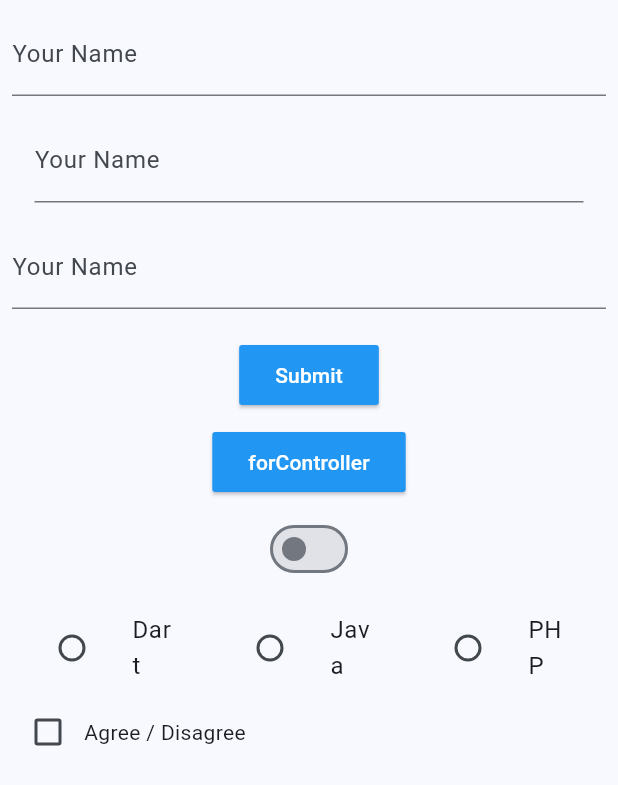
After one commit to IntegerMaxx/belajar-flutter, a Flutter app: the TestInputWidget screen opened directly, on a phone screen of 412 x 824 dp. The commit adds this screen. Shown: the top 785 px of the screen. Run offline on Flutter 3.47's test engine with Material 3 defaults, Android fonts, the phone set to English and light mode, and no system bars.

Commit message:
belajar inputWidget['TextField','Switch','ListTile:Radio','ListTile:Checkbox']

```diff
--- a/lib/dropDownButton.dart
+++ b/lib/dropDownButton.dart
@@ -1,8 +1,8 @@
 import 'package:flutter/material.dart';
 
-void main(List<String> args) {
-  runApp(const MyApp());
-}
+// void main(List<String> args) {
+//   runApp(const MyApp());
+// }
 
 class MyApp extends StatelessWidget {
   const MyApp({super.key});
--- /dev/null
+++ b/lib/inputWidget.dart
@@ -0,0 +1,235 @@
+import 'package:flutter/material.dart';
+
+void main(List<String> args) {
+  runApp(MyApp());
+}
+
+class MyApp extends StatelessWidget {
+  const MyApp({super.key});
+
+  @override
+  Widget build(BuildContext context) {
+    return MaterialApp(
+      title: 'Test Input Widget',
+      theme: ThemeData(
+        colorScheme: ColorScheme.fromSeed(seedColor: Colors.blue),
+        useMaterial3: true,
+      ),
+      home: TestInputWidget(),
+    );
+  }
+}
+
+class TestInputWidget extends StatefulWidget {
+  const TestInputWidget({super.key});
+
+  @override
+  State<TestInputWidget> createState() => _TestInputWidgetState();
+}
+
+class _TestInputWidgetState extends State<TestInputWidget> {
+  String _name = '';
+  TextEditingController _controller = TextEditingController();
+  bool lightOn = false;
+  String? language;
+  bool agree = false;
+
+  @override
+  Widget build(BuildContext context) {
+    return Scaffold(
+      body: Padding(
+        padding: const EdgeInsets.all(8.0),
+        child: Column(
+          children: [
+            Container(
+              child: TextField(
+                onChanged: (String value) {
+                  setState(() {
+                    _name = value;
+                  });
+                },
+                decoration: const InputDecoration(
+                  hintText: 'Write your name here...',
+                  labelText: 'Your Name',
+                ),
+              ),
+            ),
+            Container(
+              margin: EdgeInsets.all(15.0),
+              child: TextField(
+                onSubmitted: (String value) {
+                  setState(() {
+                    _name = value;
+                  });
+                },
+                decoration: const InputDecoration(
+                  hintText: 'Write your name here...',
+                  labelText: 'Your Name',
+                ),
+              ),
+            ),
+            Container(
+              child: TextField(
+                controller: _controller,
+                decoration: const InputDecoration(
+                  hintText: 'Write your name here...',
+                  labelText: 'Your Name',
+                ),
+              ),
+            ),
+            SizedBox(height: 20),
+            ElevatedButton(
+              child: const Text('Submit'),
+              style: ElevatedButton.styleFrom(
+                  backgroundColor: Colors.blue,
+                  foregroundColor: Colors.white,
+                  shape: RoundedRectangleBorder(
+                    borderRadius: BorderRadius.all(Radius.circular(2)),
+                  )),
+              onPressed: () {
+                showDialog(
+                    context: context,
+                    builder: (context) {
+                      return AlertDialog(
+                        content: Text('Hello, $_name'),
+                      );
+                    });
+              },
+            ),
+            SizedBox(height: 10.0),
+            ElevatedButton(
+              child: const Text('forController'),
+              onPressed: () {
+                showDialog(
+                    context: context,
+                    builder: (context) {
+                      return AlertDialog(
+                        content: Text('Hello, ${_controller.text}'),
+                      );
+                    });
+              },
+              style: ElevatedButton.styleFrom(
+                  backgroundColor: Colors.blue,
+                  foregroundColor: Colors.white,
+                  shape: RoundedRectangleBorder(
+                    borderRadius: BorderRadius.all(Radius.circular(2)),
+                  )),
+            ),
+            SizedBox(height: 10),
+            Container(
+              child: Switch(
+                  value: lightOn,
+                  onChanged: (bool value) {
+                    setState(() {
+                      lightOn = value;
+                    });
+
+                    ScaffoldMessenger.of(context).showSnackBar(
+                      SnackBar(
+                        content: Text(lightOn ? 'Light On' : 'Light Off'),
+                        duration: Duration(seconds: 1),
+                      ),
+                    );
+                  }),
+            ),
+            SizedBox(height: 10),
+            Container(
+              alignment: Alignment.centerLeft,
+              width: double.infinity,
+              child: Row(
+                children: <Widget>[
+                  Expanded(
+                    child: ListTile(
+                      leading: Radio<String>(
+                          value: 'Dart',
+                          groupValue: language,
+                          onChanged: (String? value) {
+                            setState(() {
+                              language = value;
+                              showSnackBar();
+                            });
+                          }),
+                      title: Text('Dart'),
+                    ),
+                  ),
+                  Expanded(
+                    child: ListTile(
+                      leading: Radio<String>(
+                          value: 'Java',
+                          groupValue: language,
+                          onChanged: (String? value) {
+                            setState(() {
+                              language = value;
+                              showSnackBar();
+                            });
+                          }),
+                      title: Text('Java'),
+                    ),
+                  ),
+                  Expanded(
+                    child: ListTile(
+                      leading: Radio<String>(
+                          value: 'PHP',
+                          groupValue: language,
+                          onChanged: (String? value) {
+                            setState(() {
+                              language = value;
+                              showSnackBar();
+                            });
+                          }),
+                      title: Text('PHP'),
+                    ),
+                  ),
+                ],
+              ),
+            ),
+            Row(
+              children: [
+                Container(
+                  child: Checkbox(
+                      value: agree,
+                      onChanged: (bool? value) {
+                        setState(() {
+                          agree = value!;
+                        });
+                      }),
+                ),
+                Text('Agree / Disagree')
+              ],
+            )
+          ],
+        ),
+      ),
+    );
+  }
+
+  @override
+  void dispose() {
+    _controller.dispose();
+    super.dispose();
+  }
+
+  /*
+  PENJELASAN: fungsi 'dispose()' diatas digunakan agar variabel _controller tidak
+  menimbulkan kebocoran memory.
+  */
+
+  void showSnackBar() {
+    ScaffoldMessenger.of(context).showSnackBar(SnackBar(
+      content: Text('$language selected'),
+      duration: Duration(seconds: 1),
+    ));
+  }
+}
+/*
+PENJELASAN: maksud dari "onChanged" pada kodingan diatas adalah kita mengambil setiap nilai
+perubahan yang dilakukan pada field. Maksudnya adalah misalnya saat kita baru mengetikan 's'
+untuk nama 'sunarto', maka nilai 's' otomatis disimpan pada variabel _name.
+
+Maksud dari "onSumbitted" pada kodingan diatas adalah kita mengambil nilai setelah field
+selesai di isi dan disubmit. Maksudnya adalah saat kita selesai mengisi field dengan nama
+'Sunarto', kemudian meng-submitnya maka nilai akan disimpan pada variabel _name, berbeda dengan
+'onChange' yang berarti nilai disimpan setiap kali perubahan dilakukan.
+
+
+*/
```
